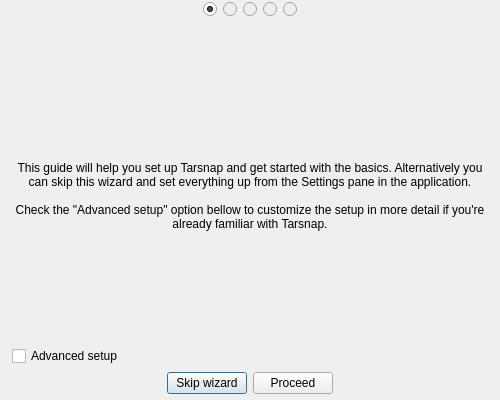
Old version of the form forms/setupdialog.ui in the repository Tarsnap/tarsnap-gui.
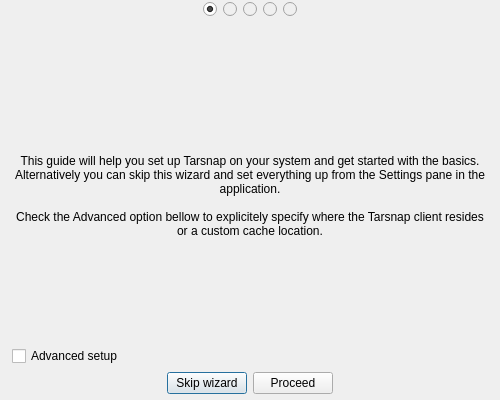
New version of the form. Icons and pictures are not drawn.

Commit message: Clarify text regarding the Advanced option in the setup wizard.

Patch:
```diff
--- a/forms/setupdialog.ui
+++ b/forms/setupdialog.ui
@@ -209,9 +209,9 @@
        <item>
         <widget class="QLabel" name="welcomePageInfoLabel">
          <property name="text">
-          <string>This guide will help you set up Tarsnap and get started with the basics. Alternatively you can skip this wizard and set everything up from the Settings pane in the application.
+          <string>This guide will help you set up Tarsnap on your system and get started with the basics. Alternatively you can skip this wizard and set everything up from the Settings pane in the application.
 
-Check the &quot;Advanced setup&quot; option bellow to customize the setup in more detail if you're already familiar with Tarsnap.</string>
+Check the Advanced option bellow to explicitely specify where the Tarsnap client resides or a custom cache location.</string>
          </property>
          <property name="alignment">
           <set>Qt::AlignCenter</set>
```
Left out of the diff: 26 changed lines with no effect on the pictures.
